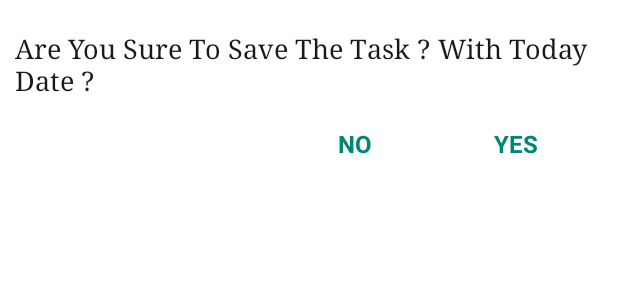
After one commit to sudoajay/To-Do-List, an Android app: the layout activity_custom_save_dialog.xml on its own in the app's theme, with its tools: preview values and no code run, on a phone screen of 412 x 824 dp. The commit adds this screen. Shown: the top 300 px of the screen. Run offline under Robolectric (Android 15) with nearby library versions, the phone set to English and light mode, and no system bars.

Commit message:
new commit

```diff
--- a/app/src/main/res/layout/activity_create_new_to_do_list.xml
+++ b/app/src/main/res/layout/activity_create_new_to_do_list.xml
@@ -4,7 +4,7 @@
     xmlns:tools="http://schemas.android.com/tools"
     android:layout_width="match_parent"
     android:layout_height="match_parent"
-    android:background="#f7f6f6"
+    android:background="#f2f2f2"
     tools:context=".Create_New_To_Do_List">
 
     <android.support.v7.widget.Toolbar
@@ -51,7 +51,7 @@
                 tools:ignore="RtlSymmetry" />
 
             <ImageView
-                android:id="@+id/back_Image_View2"
+                android:id="@+id/save_Image_View"
                 android:layout_width="wrap_content"
                 android:layout_height="wrap_content"
                 android:layout_marginEnd="10dp"
--- /dev/null
+++ b/app/src/main/res/layout/activity_custom_save_dialog.xml
@@ -0,0 +1,78 @@
+<?xml version="1.0" encoding="utf-8"?>
+<LinearLayout xmlns:android="http://schemas.android.com/apk/res/android"
+    xmlns:tools="http://schemas.android.com/tools"
+    android:layout_width="match_parent"
+    android:layout_height="match_parent"
+    android:background="#ffffff"
+    android:orientation="vertical">
+
+
+    <TextView
+        android:id="@+id/textView4"
+        android:layout_width="match_parent"
+        android:layout_height="10dp" />
+
+    <TextView
+        android:id="@+id/text_Message"
+        android:layout_width="match_parent"
+        android:layout_height="wrap_content"
+        android:fontFamily="serif"
+        android:padding="10dp"
+        android:text="Are You Sure To Save The Task ? With Today Date ? "
+        android:textAllCaps="false"
+        android:textColor="#1a1919"
+        android:textSize="18sp"
+        android:typeface="normal" />
+
+    <TextView
+        android:layout_width="match_parent"
+        android:layout_height="5dp" />
+
+    <LinearLayout
+        android:layout_width="match_parent"
+        android:layout_height="38dp"
+        android:orientation="horizontal">
+
+        <TextView
+            android:id="@+id/textView3"
+            android:layout_width="200dp"
+            android:layout_height="match_parent"
+            android:layout_weight="1" />
+
+        <Button
+            android:id="@+id/button_No"
+            android:layout_width="50dp"
+            android:layout_height="30dp"
+            android:layout_weight="1"
+            android:background="@android:color/transparent"
+            android:fontFamily="sans-serif"
+            android:text="No"
+            android:textColor="@color/colorPrimary"
+            android:textSize="16sp"
+            android:textStyle="bold" />
+
+        <TextView
+            android:id="@+id/textView5"
+            android:layout_width="40dp"
+            android:layout_height="match_parent"
+            android:layout_weight="1" />
+
+        <Button
+            android:id="@+id/button_Yes"
+            android:layout_width="50dp"
+            android:layout_height="30dp"
+            android:layout_weight="1"
+            android:background="@android:color/transparent"
+            android:fontFamily="sans-serif"
+            android:text="Yes"
+            android:textColor="@color/colorPrimary"
+            android:textSize="16sp"
+            android:textStyle="bold" />
+
+        <TextView
+            android:id="@+id/textView"
+            android:layout_width="30dp"
+            android:layout_height="match_parent"
+            android:layout_weight="1" />
+    </LinearLayout>
+</LinearLayout>
--- a/app/src/main/res/values/strings.xml
+++ b/app/src/main/res/values/strings.xml
@@ -9,7 +9,7 @@
     <string name="back">Back Image</string>
     <string name="done">Done Image</string>
     <string name="Enter_Task_Question">What is new Task ? </string>
-    <string name="Enter_Task_Answer">Enter New Task</string>
+    <string name="Enter_Task_Answer">Enter Task</string>
     <string name="Enter_Date_Question">What will be the Date ? (Optional)</string>
     <string name="repeat_Question">You Want To Repeat ? (Optional)</string>
     <string name="Enter_Date_Answer">Set Date</string>
@@ -17,6 +17,7 @@
 
     // Edit Date Text
     <string name="today_Date">Today</string>
+    <string name="yesterday_Date">Yesterday</string>
 
     // spinner heading
     <string name="spinner_title">Repeat Spinner</string>
```
Also changed, not shown: app/src/main/java/to_do_list/com/sudoajay/Create_New_To_Do_List.java (+65 -15 lines).
